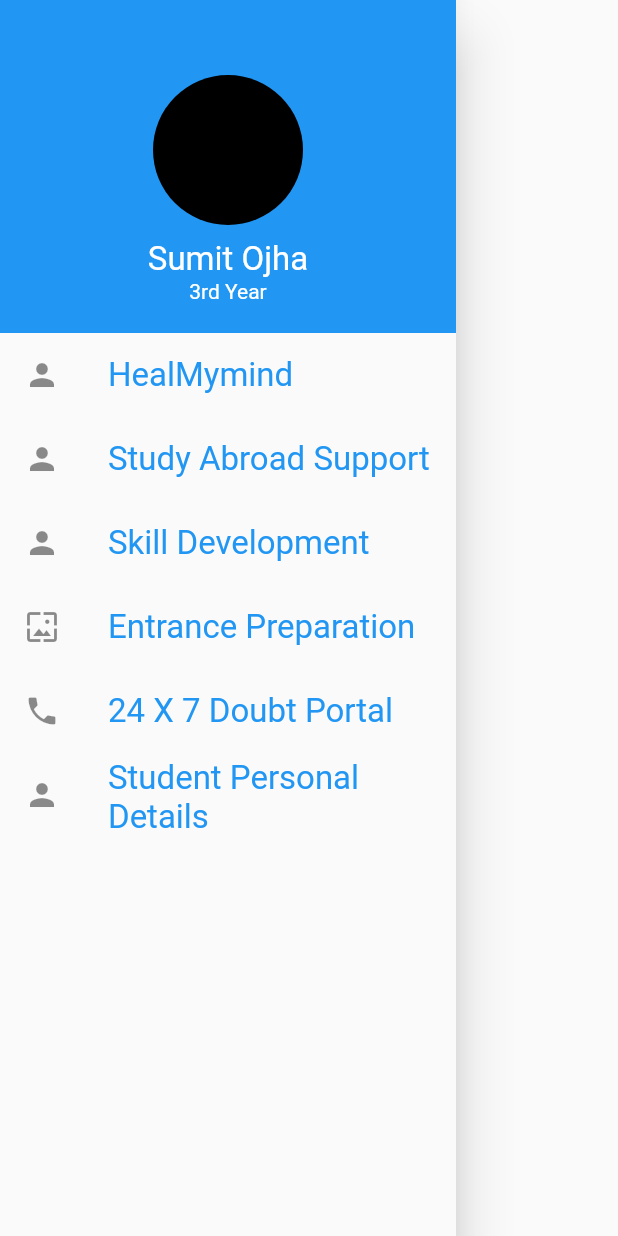
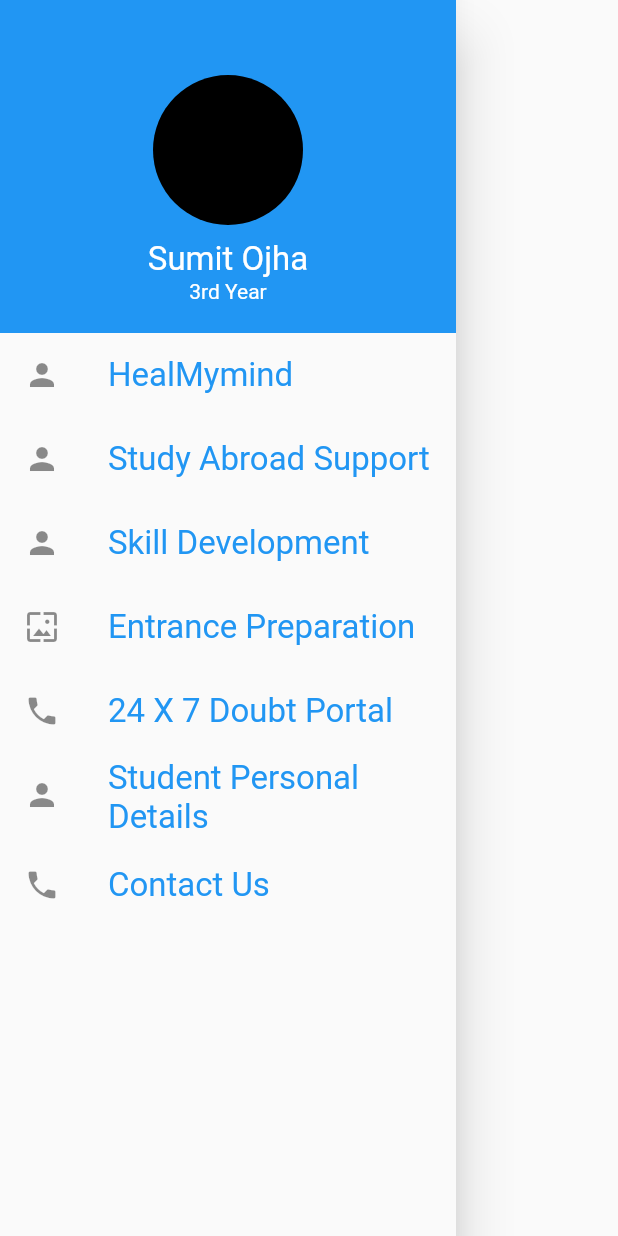
Before and after one commit to IVARA-Application/IV-APP-BACKEND-TEAM, a Flutter app: the MainDrawer widget shown alone on an empty page, opened directly, on a phone screen of 412 x 824 dp. Run offline on Flutter 3.47's test engine with Material 2 defaults, Android fonts, the phone set to English and light mode, and no system bars; our stand-ins replace circular_countdown_timer, image_picker, line_awesome_flutter; missing offline and left inert: condition.

Commit message:
almost done

```diff
--- a/lib/students_app/layout/main_drawer.dart
+++ b/lib/students_app/layout/main_drawer.dart
@@ -1,3 +1,4 @@
+
 import 'package:flutter/material.dart';
 
 
@@ -112,6 +113,17 @@ class MainDrawer extends StatelessWidget{
             ),
             onTap: () {},
           ),
+          ListTile(
+            leading: Icon(Icons.phone),
+            title: Text(
+              'Contact Us',
+              style: TextStyle(
+                fontSize: 22,
+                color: Colors.blue,
+              ),
+            ),
+            onTap: () {},
+          ),
         ],
       ),
     );
```
